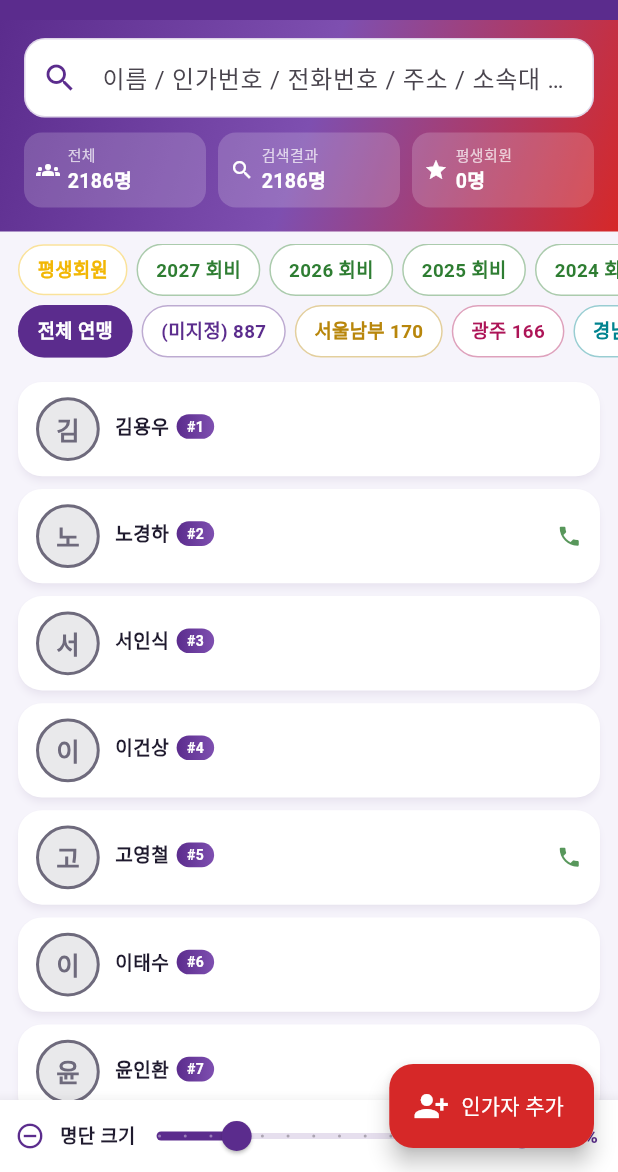
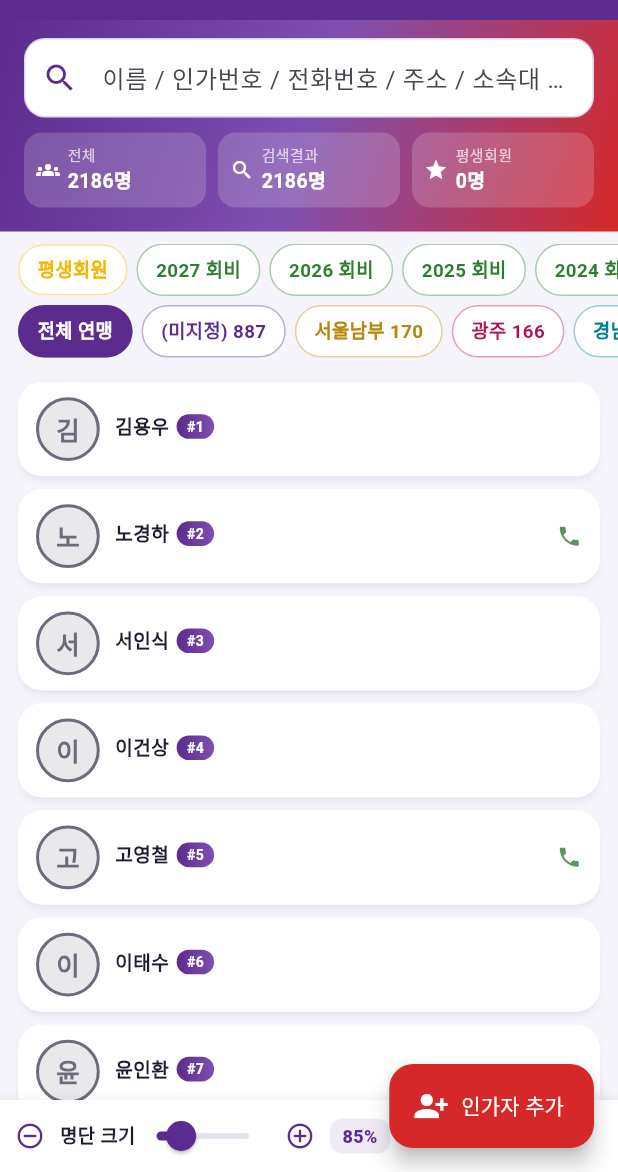
Before and after one commit to june7486/TSAK.KR_Data, a Flutter app: the screen it shows after launch, on a phone screen of 412 x 824 dp, the part 64-1236 px from its top. Run offline on Flutter 3.47's test engine with Material 3 defaults, Android fonts, the phone set to English and light mode, and no system bars; our stand-ins replace hive_flutter, image_picker, pdf, printing, qr_flutter, shared_preferences; missing offline and left inert: excel, file_saver, mobile_scanner; accounts and stored records are empty.

Commit message:
genspark auto-backup

```diff
--- a/lib/screens/home_screen.dart
+++ b/lib/screens/home_screen.dart
@@ -219,8 +219,13 @@ class _HomeScreenState extends State<HomeScreen> {
                 ),
                 onPressed: () => state.setListScale(state.listScale + 0.05),
               ),
-              ConstrainedBox(
-                constraints: const BoxConstraints(minWidth: 38),
+              Container(
+                constraints: const BoxConstraints(minWidth: 40),
+                padding: const EdgeInsets.symmetric(horizontal: 6, vertical: 3),
+                decoration: BoxDecoration(
+                  color: AppColors.purple.withValues(alpha: 0.10),
+                  borderRadius: BorderRadius.circular(8),
+                ),
                 child: Text(
                   '${(state.listScale * 100).round()}%',
                   textAlign: TextAlign.center,
@@ -231,7 +236,8 @@ class _HomeScreenState extends State<HomeScreen> {
                   ),
                 ),
               ),
-              const SizedBox(width: 6),
+              // 우측 하단 FAB(추가/내보내기)와 겹치지 않도록 여백 확보
+              SizedBox(width: _selectMode ? 215 : 152),
             ],
           ),
         ),
```
Also changed, not shown: 2 other files.
